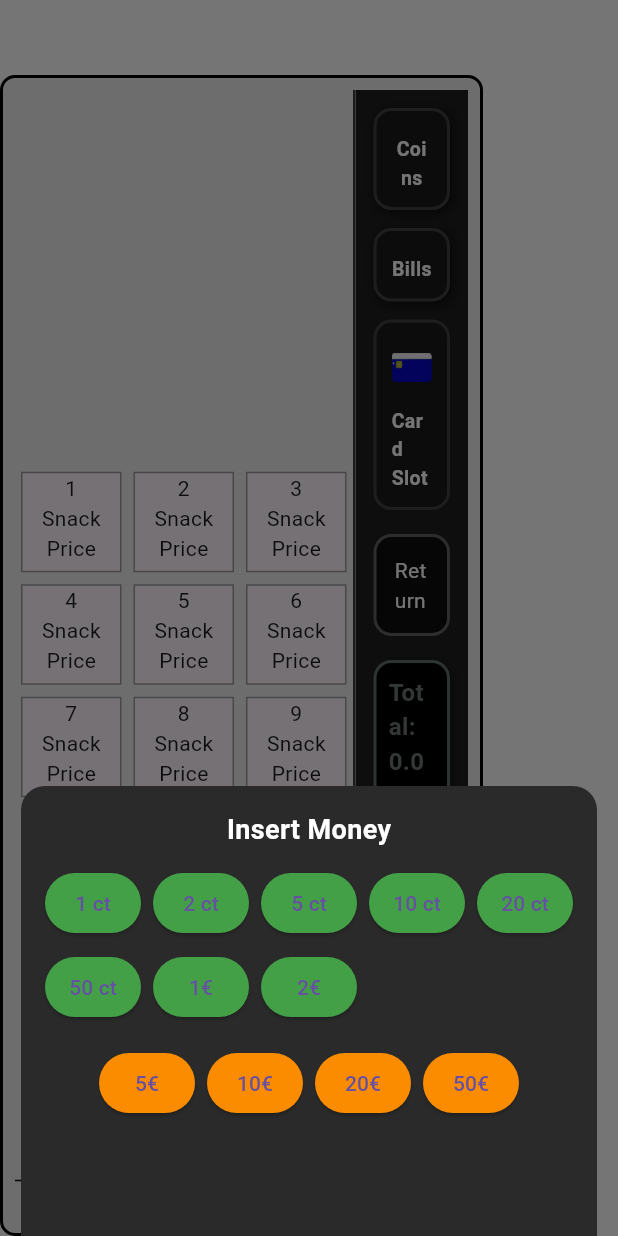
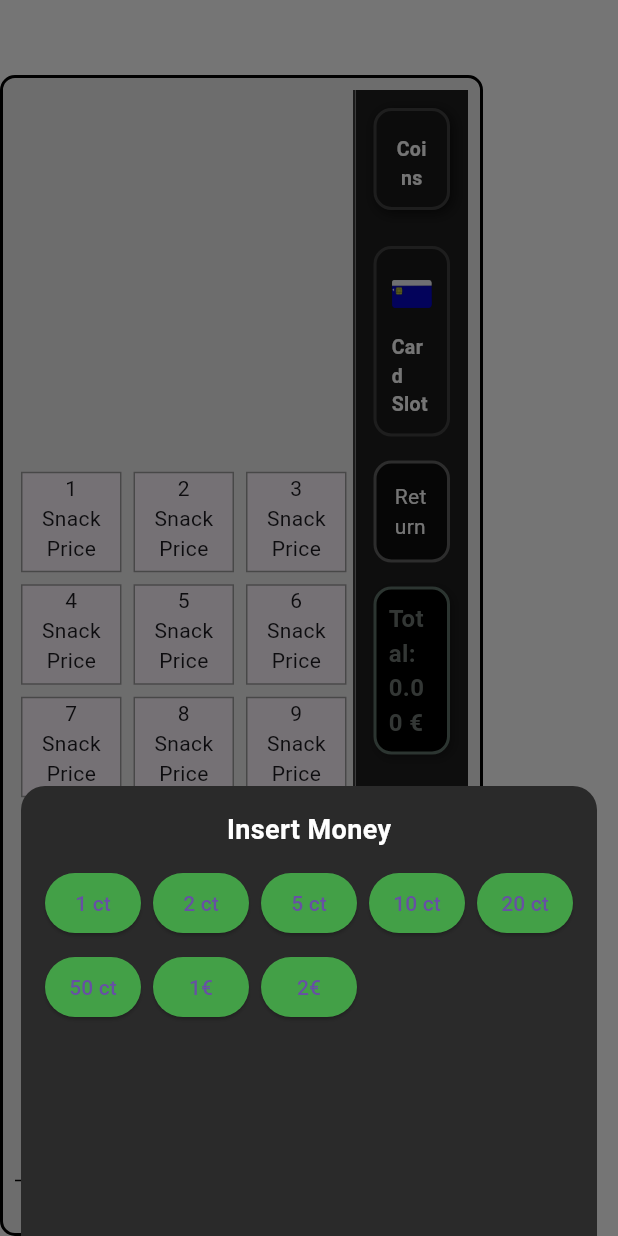
Before and after one commit to GFerhat/snackautomat, a Flutter app: the screen it shows after launch, after a tap on "Coins", on a phone screen of 412 x 824 dp. Run offline on Flutter 3.47's test engine with Material 3 defaults, Android fonts, the phone set to English and light mode, and no system bars.

Commit message:
Remove BillSlot and related bill handling from Sidebar and InsertMoneyWindow

```diff
--- a/lib/widgets/vending_machine/sidebar/bill_slot.dart
+++ /dev/null
@@ -1,58 +0,0 @@
-import 'package:flutter/material.dart';
-
-class BillSlot extends StatelessWidget {
-  final String label;
-  final Color color;
-  final VoidCallback onTap;
-  final String? imagePath;
-
-  const BillSlot({
-    super.key,
-    required this.label,
-    required this.color,
-    required this.onTap,
-    this.imagePath,
-  });
-
-  @override
-  Widget build(BuildContext context) {
-    return InkWell(
-      onTap: onTap,
-      borderRadius: BorderRadius.circular(12),
-      child: Container(
-        width: 200,
-        padding: const EdgeInsets.all(10),
-        decoration: BoxDecoration(
-          color: const Color(0xFF1B1B1B),
-          borderRadius: BorderRadius.circular(12),
-          border: Border.all(color: color, width: 2),
-          boxShadow: [
-            BoxShadow(
-              color: Colors.black.withOpacity(0.6),
-              blurRadius: 6,
-              offset: const Offset(2, 2),
-            )
-          ],
-        ),
-        child: Column(
-          mainAxisSize: MainAxisSize.min,
-          children: [
-            if (imagePath != null)
-              Image.asset(imagePath!, height: 40),
-
-            const SizedBox(height: 6),
-
-            Text(
-              label,
-              style: const TextStyle(
-                color: Colors.white,
-                fontSize: 13,
-                fontWeight: FontWeight.bold,
-              ),
-            ),
-          ],
-        ),
-      ),
-    );
-  }
-}
--- a/lib/widgets/vending_machine/sidebar/insert_money_window.dart
+++ b/lib/widgets/vending_machine/sidebar/insert_money_window.dart
@@ -33,7 +33,6 @@ class InsertMoneyWindow extends StatelessWidget {
           ),
           const SizedBox(height: 12),
 
-          // Coins
           Wrap(
             spacing: 8,
             runSpacing: 8,
@@ -56,28 +55,6 @@ class InsertMoneyWindow extends StatelessWidget {
           ),
 
           const SizedBox(height: 16),
-
-          // Bills
-          Wrap(
-            spacing: 8,
-            runSpacing: 8,
-            children: billValues.map((v) {
-              return ElevatedButton(
-                onPressed: () {
-                  onInsert(v);
-                  Navigator.pop(context);
-                },
-                style: ElevatedButton.styleFrom(
-                  backgroundColor: Colors.orange.shade600,
-                  padding: const EdgeInsets.symmetric(
-                    horizontal: 12,
-                    vertical: 8,
-                  ),
-                ),
-                child: Text("${v ~/ 100}€"),
-              );
-            }).toList(),
-          ),
         ],
       ),
     );
--- a/lib/widgets/vending_machine/sidebar/sidebar.dart
+++ b/lib/widgets/vending_machine/sidebar/sidebar.dart
@@ -1,6 +1,5 @@
 import 'package:flutter/material.dart';
 import 'coin_slot.dart';
-import 'bill_slot.dart';
 import 'card_slot.dart';
 import 'coin_tray.dart';
 import 'insert_money_window.dart';
@@ -17,14 +16,11 @@ class _SidebarState extends State<Sidebar> {
   int returnedCents = 0;
 
   List<int> insertedCoinValues = [];
-  List<int> insertedBillValues = [];
   String? lastCoinImage;
-  String? lastBillImage;
 
   @override
   Widget build(BuildContext context) {
     final int insertedCoins = insertedCoinValues.length;
-    final int insertedBills = insertedBillValues.length;
 
     return Container(
       padding: const EdgeInsets.all(12),
@@ -49,10 +45,6 @@ class _SidebarState extends State<Sidebar> {
                       if (value < 500) {
                         insertedCoinValues.add(value);
                         lastCoinImage = "assets/images/coins/coin_$value.png";
-                      } else {
-                        insertedBillValues.add(value);
-                        lastBillImage =
-                            "assets/images/bills/bill_${value ~/ 100}.png";
                       }
                     });
                   },
@@ -63,36 +55,6 @@ class _SidebarState extends State<Sidebar> {
           ),
 
           const SizedBox(height: 12),
-
-          BillSlot(
-            label: insertedBills == 0 ? "Bills" : "$insertedBills bills",
-            color: insertedBills == 0
-                ? Colors.grey.shade800
-                : Colors.orange.shade600,
-            onTap: () {
-              showModalBottomSheet(
-                context: context,
-                builder: (_) => InsertMoneyWindow(
-                  coinValues: [1, 2, 5, 10, 20, 50, 100, 200],
-                  billValues: [500, 1000, 2000, 5000],
-                  onInsert: (value) {
-                    setState(() {
-                      totalCents += value;
-                      if (value < 500) {
-                        insertedCoinValues.add(value);
-                        lastCoinImage = "assets/images/coins/coin_$value.png";
-                      } else {
-                        insertedBillValues.add(value);
-                        lastBillImage =
-                            "assets/images/bills/bill_${value ~/ 100}.png";
-                      }
-                    });
-                  },
-                ),
-              );
-            },
-            imagePath: lastBillImage,
-          ),
 
           const SizedBox(height: 12),
 
@@ -112,7 +74,6 @@ class _SidebarState extends State<Sidebar> {
                 returnedCents += totalCents;
                 totalCents = 0;
                 insertedCoinValues.clear();
-                insertedBillValues.clear();
               });
             },
           ),
```
